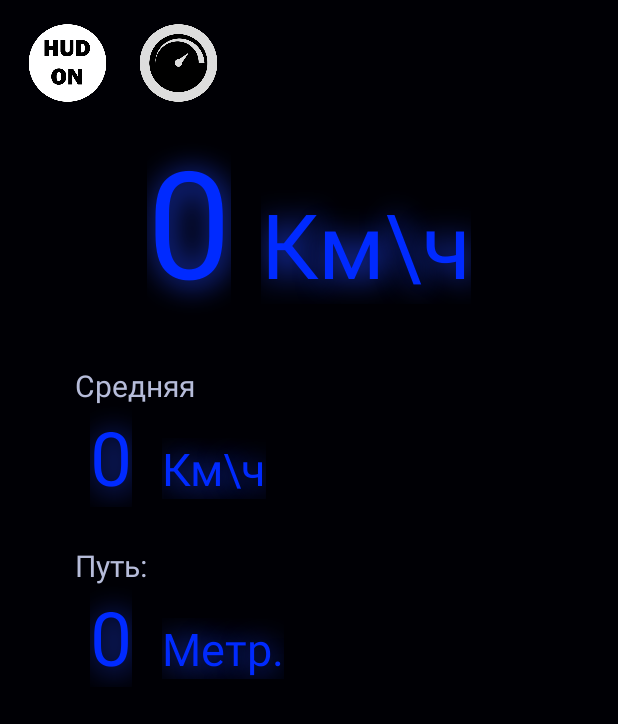
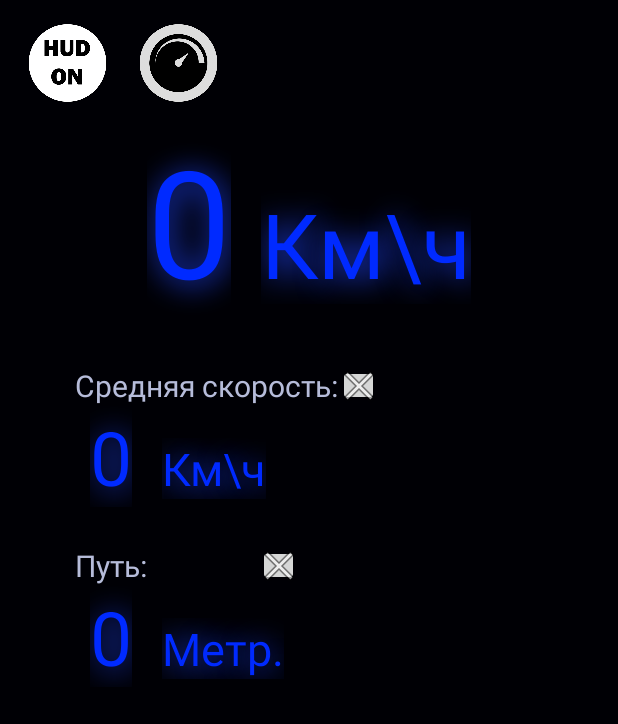
Before and after one commit to PaxWen/TestRit, an Android app: the screen it shows after launch (MainActivity), on a phone screen of 412 x 824 dp. Shown: the top 724 px of the screen. Run offline under Robolectric (Android 15) with nearby library versions, the phone set to English and light mode, and no system bars; our stand-ins replace ButterKnife; libraries missing offline, so code that uses them is left out: androidx.constraintlayout.solver.

Commit message:
Initial commit
Signed-off-by: paxwen <Wolw0@mail.ru>

```diff
--- a/app/src/main/java/com/example/testrit/MainActivity.java
+++ b/app/src/main/java/com/example/testrit/MainActivity.java
@@ -14,8 +14,10 @@ import java.util.List;
 import java.util.Locale;
 import android.Manifest;
 import android.annotation.SuppressLint;
+import android.content.ContentValues;
 import android.content.Context;
 import android.content.pm.PackageManager;
+import android.database.sqlite.SQLiteDatabase;
 import android.location.Location;
 import android.location.LocationListener;
 import android.location.LocationManager;
@@ -42,6 +44,8 @@ public class MainActivity extends AppCompatActivity implements ICustomGPSListene
     @BindView(R.id.pathLinearLayout)LinearLayout pathLinearLayout;
     @BindView(R.id.speedometrView)SpeedometerDrawlerView speedometerDrawlerView;
     @BindView(R.id.hudSwitchImageButton) ImageButton hudSwitchImageButton;
+    @BindView(R.id.clearAvgSpeed) ImageButton clearAvgSpeedImageButton;
+    @BindView(R.id.clearPath) ImageButton clearPathImageButton;
     @BindView(R.id.speedometrSwitchImageButton) ImageButton speedometrSwitchImageButton;
     LocationManager locationManager;
     CustomLocation previousLocation;
@@ -50,13 +54,15 @@ public class MainActivity extends AppCompatActivity implements ICustomGPSListene
     boolean analogSpeedometr;
     List<Float> speedList;
     float allPath;
+    SpeedDatabaseHelper dbHelper;
     @Override
     protected void onCreate(Bundle savedInstanceState) {
         super.onCreate(savedInstanceState);
         setContentView(R.layout.activity_main);
         ButterKnife.bind(this);
-        speedList = new ArrayList<>();
-        allPath = 0;
+        dbHelper = new SpeedDatabaseHelper(this);
+        speedList = loadSpeedList();
+        allPath = loadLastPath();
         locationManager = (LocationManager) this
                 .getSystemService(Context.LOCATION_SERVICE);
 
@@ -66,7 +72,6 @@ public class MainActivity extends AppCompatActivity implements ICustomGPSListene
 
                 CustomLocation CLocation = new CustomLocation(location,true);
                 updateSpeed(CLocation);
-                Log.v("tag2",String.format("%s", location.getSpeed()));
             }
 
             public void onStatusChanged(String provider, int status, Bundle extras) {
@@ -85,9 +90,7 @@ public class MainActivity extends AppCompatActivity implements ICustomGPSListene
 
         updateSpeed(null);
 
-        hudSwitchImageButton.setOnClickListener(new View.OnClickListener() {
-            @Override
-            public void onClick(View v) {
+        hudSwitchImageButton.setOnClickListener(v -> {
             if(rotate){
                 hudOff();
                 rotate = false;
@@ -95,12 +98,9 @@ public class MainActivity extends AppCompatActivity implements ICustomGPSListene
                 hudOn();
                 rotate = true;
             }
-            }
         });
 
-        speedometrSwitchImageButton.setOnClickListener(new View.OnClickListener() {
-            @Override
-            public void onClick(View v) {
+        speedometrSwitchImageButton.setOnClickListener(v -> {
             if(analogSpeedometr){
                 setNumeralSpeedometr();
                 analogSpeedometr = false;
@@ -108,9 +108,41 @@ public class MainActivity extends AppCompatActivity implements ICustomGPSListene
                 setAnalogSpeedometr();
                 analogSpeedometr = true;
             }
+        });
+        clearPathImageButton.setOnClickListener(v -> clearPath());
+        clearAvgSpeedImageButton.setOnClickListener(v -> clearAvgSpeed());
     }
-        });
+    private void clearPath(){
+        allPath =0;
+        SQLiteDatabase db = dbHelper.getWritableDatabase();
+        dbHelper.newPath(db);
+        dbHelper.close();
+    }
+    private void clearAvgSpeed(){
+        speedList.clear();
+        SQLiteDatabase db = dbHelper.getWritableDatabase();
+        dbHelper.ClearSpeedTable(db);
+        dbHelper.close();
+    }
+    private void saveData(List<Float> floatList,float allPath){
+        SQLiteDatabase db = dbHelper.getWritableDatabase();
+        dbHelper.ClearSpeedTable(db);
+        dbHelper.insertSpeedData(db,floatList);
+        dbHelper.updatePathData(db,allPath);
+        dbHelper.close();
+    }
 
+    private List<Float> loadSpeedList(){
+        SQLiteDatabase db = dbHelper.getWritableDatabase();
+        List<Float> list = dbHelper.getSpeedList(db);
+        dbHelper.close();
+        return list;
+    }
+    private float loadLastPath(){
+        SQLiteDatabase db = dbHelper.getWritableDatabase();
+        float path = dbHelper.getLastPath(db);
+        dbHelper.close();
+        return path;
     }
 
     private void setAnalogSpeedometr(){
@@ -141,23 +173,24 @@ public class MainActivity extends AppCompatActivity implements ICustomGPSListene
     private void updateSpeed(CustomLocation location) {
 
         float nCurrentSpeed = 0;
-        float path = 0;
+        float path ;
         if(location != null)
         {
             location.setUseMetricUnits(useMetricUnits());
             nCurrentSpeed = location.getSpeed();
             if (previousLocation!=null){
                 path = location.distanceTo(previousLocation);
-                Log.v("tagPath",path+"");
                 allPath+=path;
             }
             previousLocation = location;
         }
 
+        String strCurrentSpeed = String.valueOf((int)nCurrentSpeed);
+        speedList.add(nCurrentSpeed);
+        if(speedList.size()==900){
+            speedList.remove(0);
+        }
 
-        String strCurrentSpeed = String.valueOf((int)nCurrentSpeed);
-        //strCurrentSpeed = strCurrentSpeed.replace(' ', '0');
-        speedList.add(nCurrentSpeed);
         if (analogSpeedometr){
             speedometerDrawlerView.setSpeed(nCurrentSpeed);
         }else{
@@ -184,14 +217,19 @@ public class MainActivity extends AppCompatActivity implements ICustomGPSListene
     }
 
     @Override
+    protected void onStop() {
+        super.onStop();
+        saveData(speedList,allPath);
+
+    }
+
+    @Override
     public void onRequestPermissionsResult(int requestCode, @NonNull String[] permissions, @NonNull int[] grantResults) {
     updateSpeed(null);
-        switch(requestCode) {
-            case GPS_REQuEST:
+        if (requestCode== GPS_REQuEST){
                 if (grantResults[0] == PackageManager.PERMISSION_GRANTED) {
                    gpsTrecing();
                 }
-                break;
         }
     }
 
@@ -203,7 +241,6 @@ public class MainActivity extends AppCompatActivity implements ICustomGPSListene
 
     @Override
     public void onLocationChanged(Location location) {
-        // TODO Auto-generated method stub
         if(location != null)
         {
             CustomLocation myLocation = new CustomLocation(location, useMetricUnits());
@@ -213,25 +250,17 @@ public class MainActivity extends AppCompatActivity implements ICustomGPSListene
 
     @Override
     public void onProviderDisabled(String provider) {
-        // TODO Auto-generated method stub
-
     }
 
     @Override
     public void onProviderEnabled(String provider) {
-        // TODO Auto-generated method stub
-
     }
 
     @Override
     public void onStatusChanged(String provider, int status, Bundle extras) {
-        // TODO Auto-generated method stub
-
     }
 
     @Override
     public void onGpsStatusChanged(int event) {
-        // TODO Auto-generated method stub
-
     }
 }
--- /dev/null
+++ b/app/src/main/java/com/example/testrit/SpeedDatabaseHelper.java
@@ -0,0 +1,99 @@
+package com.example.testrit;
+
+import android.content.Context;
+import android.database.Cursor;
+import android.database.sqlite.SQLiteDatabase;
+import android.database.sqlite.SQLiteOpenHelper;
+import android.util.Log;
+
+import java.util.ArrayList;
+import java.util.List;
+
+public class SpeedDatabaseHelper extends SQLiteOpenHelper {
+    private static final int DATABASE_VERSION = 1;
+    private static final String DATABASE_NAME = "SpeedReader.db";
+    private static final String TABLE_SPEED_NAME = "speedTable";
+    private static final String ID_SPEED_COLUMN_NAME = "id";
+    private static final String SPEED_COLUMN_NAME = "speed";
+    private static final String TABLE_PATH_NAME = "pathTable";
+    private static final String ID_PATH_COLUMN_NAME = "id";
+    private static final String PATH_COLUMN_NAME = "path";
+
+    private static final String CREATE_COMMAND_SPEED_TABLE = "create table "+TABLE_SPEED_NAME+" ("
+            + ID_SPEED_COLUMN_NAME+" integer primary key autoincrement,"
+            + SPEED_COLUMN_NAME +" float "+");";
+    private static final String CREATE_COMMAND_PATH_TALBE = "create table "+TABLE_PATH_NAME+" ("
+            + ID_PATH_COLUMN_NAME+" integer primary key autoincrement, "
+            + PATH_COLUMN_NAME +" float "+");";
+    private static final String DELETE_COMMAND_SPEED_TABLE = "DROP TABLE IF EXISTS " + TABLE_SPEED_NAME;
+    private static final String DELETE_COMMAND_PATH_TABLE = "DROP TABLE IF EXISTS " + TABLE_PATH_NAME;
+    public SpeedDatabaseHelper(Context context) {
+        super(context, DATABASE_NAME, null, DATABASE_VERSION);
+    }
+    public void onCreate(SQLiteDatabase db) {
+        db.execSQL(CREATE_COMMAND_SPEED_TABLE);
+        db.execSQL(CREATE_COMMAND_PATH_TALBE);
+    }
+    public void onUpgrade(SQLiteDatabase db, int oldVersion, int newVersion) {
+        db.execSQL(DELETE_COMMAND_SPEED_TABLE);
+        db.execSQL(DELETE_COMMAND_PATH_TABLE);
+        onCreate(db);
+    }
+    public void onDowngrade(SQLiteDatabase db, int oldVersion, int newVersion) {
+        onUpgrade(db, oldVersion, newVersion);
+    }
+    public void ClearSpeedTable(SQLiteDatabase db){
+        db.delete(TABLE_SPEED_NAME, null, null);
+    }
+    public void insertSpeedData(SQLiteDatabase db, List<Float> floatList){
+        StringBuilder insertCommand = new StringBuilder("INSERT INTO " + TABLE_SPEED_NAME + " (" + SPEED_COLUMN_NAME + ")" +
+                "VALUES ");
+        for (int i=0;i<floatList.size();i++){
+            insertCommand.append("(").append(floatList.get(i)).append(")");
+            if (i!=floatList.size()-1){
+                insertCommand.append(",");
+            }else{
+                insertCommand.append(";");
+            }
+        }
+        db.execSQL(insertCommand.toString());
+    }
+    public List<Float> getSpeedList(SQLiteDatabase db) {
+        List<Float> list = new ArrayList<>();
+        Cursor c = db.query(TABLE_SPEED_NAME, null, null, null, null, null, null);
+        int speedColIndex = c.getColumnIndex(SPEED_COLUMN_NAME);
+        while (c.moveToNext()) {
+            list.add(c.getFloat(speedColIndex));
+        }
+        c.close();
+        return list;
+    }
+
+    public void updatePathData(SQLiteDatabase db, float path){
+        String updateCommand = "Update " + TABLE_PATH_NAME + " set " + PATH_COLUMN_NAME + " = " +
+                path + " Where "+ID_PATH_COLUMN_NAME +" = "+ "(SELECT max("+ID_PATH_COLUMN_NAME+") FROM "+TABLE_PATH_NAME+")";
+        db.execSQL(updateCommand);
+    }
+    public void newPath(SQLiteDatabase db) {
+        float zero = 0;
+        String insertCommand = ("INSERT INTO " + TABLE_PATH_NAME + " (" + PATH_COLUMN_NAME + ")" +
+                " VALUES ("+zero+")");
+        db.execSQL(insertCommand);
+    }
+    public float getLastPath(SQLiteDatabase db) {
+        float lastPath = 0;
+        String selectCommand = "SELECT "+ID_PATH_COLUMN_NAME+","+PATH_COLUMN_NAME+" FROM "+TABLE_PATH_NAME +" ORDER BY id DESC LIMIT 1";
+        Cursor c = db.rawQuery(selectCommand,null);
+        int pathColIndex = c.getColumnIndex(PATH_COLUMN_NAME);
+        if (c.moveToFirst()){
+            do{
+                lastPath = c.getFloat(pathColIndex);
+            }while (c.moveToNext());
+
+        }else{
+            newPath(db);
+        }
+        c.close();
+        return lastPath;
+    }
+}
--- a/app/src/main/res/layout-land/activity_main.xml
+++ b/app/src/main/res/layout-land/activity_main.xml
@@ -76,11 +76,25 @@
         app:layout_constraintStart_toStartOf="parent"
         app:layout_constraintTop_toTopOf="parent">
 
+        <LinearLayout
+            android:layout_width="wrap_content"
+            android:layout_height="match_parent"
+            android:orientation="horizontal">
+
             <TextView
                 style="@style/StyleText"
-            android:layout_width="wrap_content"
+                android:layout_width="0dp"
                 android:layout_height="wrap_content"
+                android:layout_weight="1"
                 android:text="@string/avgText" />
+
+            <ImageButton
+                android:id="@+id/clearAvgSpeed"
+                android:layout_width="27dp"
+                android:layout_height="match_parent"
+                app:srcCompat="@android:drawable/ic_menu_close_clear_cancel"
+                tools:ignore="ContentDescription" />
+        </LinearLayout>
 
         <LinearLayout
             android:layout_width="wrap_content"
@@ -121,11 +135,25 @@
         app:layout_constraintStart_toStartOf="parent"
         app:layout_constraintTop_toBottomOf="@+id/avgLinearLayout">
 
+        <LinearLayout
+            android:layout_width="match_parent"
+            android:layout_height="match_parent"
+            android:orientation="horizontal">
+
             <TextView
                 style="@style/StyleText"
-            android:layout_width="match_parent"
+                android:layout_width="0dp"
                 android:layout_height="wrap_content"
+                android:layout_weight="1"
                 android:text="@string/pathText" />
+
+            <ImageButton
+                android:id="@+id/clearPath"
+                android:layout_width="27dp"
+                android:layout_height="match_parent"
+                app:srcCompat="@android:drawable/ic_menu_close_clear_cancel"
+                tools:ignore="ContentDescription" />
+        </LinearLayout>
 
         <LinearLayout
             android:layout_width="wrap_content"
--- a/app/src/main/res/layout/activity_main.xml
+++ b/app/src/main/res/layout/activity_main.xml
@@ -74,11 +74,25 @@
         app:layout_constraintStart_toStartOf="parent"
         app:layout_constraintTop_toBottomOf="@+id/linearLayout">
 
+        <LinearLayout
+            android:layout_width="wrap_content"
+            android:layout_height="match_parent"
+            android:orientation="horizontal">
+
             <TextView
                 style="@style/StyleText"
-            android:layout_width="match_parent"
+                android:layout_width="0dp"
                 android:layout_height="wrap_content"
+                android:layout_weight="1"
                 android:text="@string/avgText" />
+
+            <ImageButton
+                android:id="@+id/clearAvgSpeed"
+                android:layout_width="27dp"
+                android:layout_height="match_parent"
+                app:srcCompat="@android:drawable/ic_menu_close_clear_cancel"
+                tools:ignore="ContentDescription" />
+        </LinearLayout>
 
         <LinearLayout
             android:layout_width="wrap_content"
@@ -119,11 +133,25 @@
         app:layout_constraintStart_toStartOf="parent"
         app:layout_constraintTop_toBottomOf="@+id/avgLinearLayout">
 
+        <LinearLayout
+            android:layout_width="match_parent"
+            android:layout_height="wrap_content"
+            android:orientation="horizontal">
+
             <TextView
                 style="@style/StyleText"
-            android:layout_width="match_parent"
+                android:layout_width="0dp"
                 android:layout_height="wrap_content"
+                android:layout_weight="1"
                 android:text="@string/pathText" />
+
+            <ImageButton
+                android:id="@+id/clearPath"
+                android:layout_width="27dp"
+                android:layout_height="match_parent"
+                app:srcCompat="@android:drawable/ic_menu_close_clear_cancel"
+                tools:ignore="ContentDescription" />
+        </LinearLayout>
 
         <LinearLayout
             android:layout_width="wrap_content"
```
Lines whose indentation alone changed are shown as unchanged.
